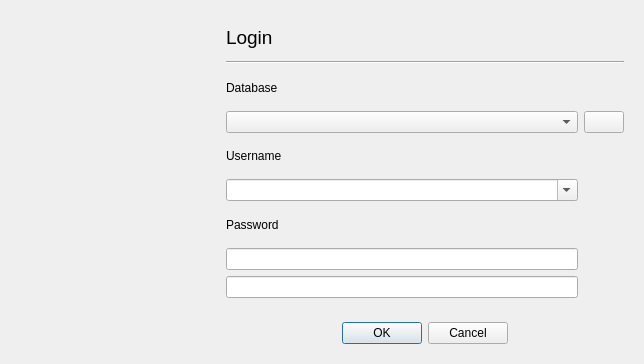
Old version of the form Forms/c5login.ui in the repository End1-1/Cafe5.
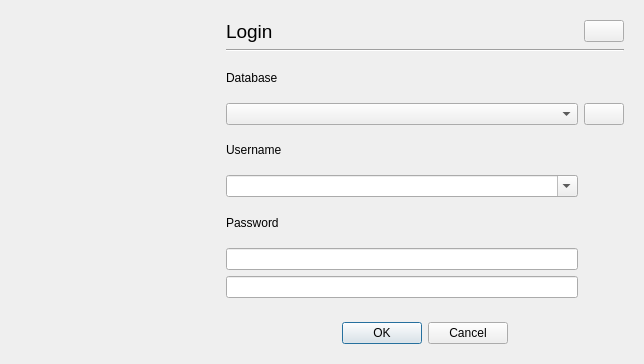
New version of the form. Icons and pictures are not drawn.

```diff
--- a/Forms/c5login.ui
+++ b/Forms/c5login.ui
@@ -22,28 +22,8 @@
        <verstretch>0</verstretch>
       </sizepolicy>
      </property>
-     <layout class="QGridLayout" name="gridLayout" columnstretch="0,0">
-      <item row="6" column="0">
-       <widget class="QLabel" name="label_2">
-        <property name="sizePolicy">
-         <sizepolicy hsizetype="Minimum" vsizetype="Preferred">
-          <horstretch>0</horstretch>
-          <verstretch>0</verstretch>
-         </sizepolicy>
-        </property>
-        <property name="text">
-         <string>Password</string>
-        </property>
-       </widget>
-      </item>
-      <item row="5" column="0">
-       <widget class="QComboBox" name="leUsername">
-        <property name="editable">
-         <bool>true</bool>
-        </property>
-       </widget>
-      </item>
-      <item row="2" column="0">
+     <layout class="QGridLayout" name="gridLayout" columnstretch="0,0,0">
+      <item row="2" column="1">
        <widget class="QLabel" name="label_3">
         <property name="sizePolicy">
          <sizepolicy hsizetype="Minimum" vsizetype="Preferred">
@@ -56,14 +36,7 @@
         </property>
        </widget>
       </item>
-      <item row="7" column="0">
-       <widget class="QLineEdit" name="lePassword">
-        <property name="echoMode">
-         <enum>QLineEdit::EchoMode::Password</enum>
-        </property>
-       </widget>
-      </item>
-      <item row="3" column="0">
+      <item row="4" column="1">
        <widget class="QComboBox" name="cbDatabases">
         <property name="minimumSize">
          <size>
@@ -79,7 +52,88 @@
         </property>
        </widget>
       </item>
-      <item row="0" column="0" colspan="2">
+      <item row="6" column="1">
+       <widget class="QComboBox" name="leUsername">
+        <property name="editable">
+         <bool>true</bool>
+        </property>
+       </widget>
+      </item>
+      <item row="4" column="2">
+       <widget class="QPushButton" name="btnConfig">
+        <property name="focusPolicy">
+         <enum>Qt::FocusPolicy::NoFocus</enum>
+        </property>
+        <property name="text">
+         <string/>
+        </property>
+        <property name="icon">
+         <iconset resource="../resources/res.qrc">
+          <normaloff>:/configure.png</normaloff>:/configure.png</iconset>
+        </property>
+       </widget>
+      </item>
+      <item row="1" column="1" colspan="2">
+       <widget class="Line" name="line">
+        <property name="orientation">
+         <enum>Qt::Orientation::Horizontal</enum>
+        </property>
+       </widget>
+      </item>
+      <item row="8" column="1">
+       <widget class="QLineEdit" name="lePassword">
+        <property name="echoMode">
+         <enum>QLineEdit::EchoMode::Password</enum>
+        </property>
+       </widget>
+      </item>
+      <item row="5" column="2" rowspan="5">
+       <spacer name="verticalSpacer">
+        <property name="orientation">
+         <enum>Qt::Orientation::Vertical</enum>
+        </property>
+        <property name="sizeHint" stdset="0">
+         <size>
+          <width>20</width>
+          <height>40</height>
+         </size>
+        </property>
+       </spacer>
+      </item>
+      <item row="5" column="1">
+       <widget class="QLabel" name="label">
+        <property name="sizePolicy">
+         <sizepolicy hsizetype="Minimum" vsizetype="Preferred">
+          <horstretch>0</horstretch>
+          <verstretch>0</verstretch>
+         </sizepolicy>
+        </property>
+        <property name="text">
+         <string>Username</string>
+        </property>
+       </widget>
+      </item>
+      <item row="9" column="1">
+       <widget class="QLineEdit" name="leVersion">
+        <property name="echoMode">
+         <enum>QLineEdit::EchoMode::Normal</enum>
+        </property>
+       </widget>
+      </item>
+      <item row="7" column="1">
+       <widget class="QLabel" name="label_2">
+        <property name="sizePolicy">
+         <sizepolicy hsizetype="Minimum" vsizetype="Preferred">
+          <horstretch>0</horstretch>
+          <verstretch>0</verstretch>
+         </sizepolicy>
+        </property>
+        <property name="text">
+         <string>Password</string>
+        </property>
+       </widget>
+      </item>
+      <item row="0" column="1">
        <widget class="QLabel" name="lbLogin">
         <property name="font">
          <font>
@@ -95,28 +149,8 @@
         </property>
        </widget>
       </item>
-      <item row="4" column="0">
-       <widget class="QLabel" name="label">
-        <property name="sizePolicy">
-         <sizepolicy hsizetype="Minimum" vsizetype="Preferred">
-          <horstretch>0</horstretch>
-          <verstretch>0</verstretch>
-         </sizepolicy>
-        </property>
-        <property name="text">
-         <string>Username</string>
-        </property>
-       </widget>
-      </item>
-      <item row="1" column="0" colspan="2">
-       <widget class="Line" name="line">
-        <property name="orientation">
-         <enum>Qt::Orientation::Horizontal</enum>
-        </property>
-       </widget>
-      </item>
-      <item row="3" column="1">
-       <widget class="QPushButton" name="btnConfig">
+      <item row="0" column="2">
+       <widget class="QPushButton" name="btnLang">
         <property name="focusPolicy">
          <enum>Qt::FocusPolicy::NoFocus</enum>
         </property>
@@ -129,26 +163,6 @@
         </property>
        </widget>
       </item>
-      <item row="8" column="0">
-       <widget class="QLineEdit" name="leVersion">
-        <property name="echoMode">
-         <enum>QLineEdit::EchoMode::Normal</enum>
-        </property>
-       </widget>
-      </item>
-      <item row="4" column="1" rowspan="5">
-       <spacer name="verticalSpacer">
-        <property name="orientation">
-         <enum>Qt::Orientation::Vertical</enum>
-        </property>
-        <property name="sizeHint" stdset="0">
-         <size>
-          <width>20</width>
-          <height>40</height>
-         </size>
-        </property>
-       </spacer>
-      </item>
      </layout>
     </widget>
    </item>
```
Left out of the diff: 52 changed lines with no effect on the pictures.
